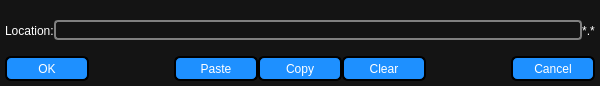
Old version of the form Baka MPlayer/windows/locationwindow.ui in the repository u8sand/Baka-MPlayer.
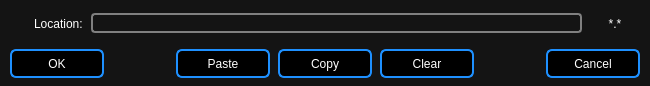
New version of the form. Icons and pictures are not drawn.

Commit message: locationwindow.ui: complete css theming

Patch:
```diff
--- a/Baka MPlayer/windows/locationwindow.ui
+++ b/Baka MPlayer/windows/locationwindow.ui
@@ -6,7 +6,7 @@
    <rect>
     <x>0</x>
     <y>0</y>
-    <width>600</width>
+    <width>650</width>
     <height>86</height>
    </rect>
   </property>
@@ -17,6 +17,7 @@
    <string notr="true">QWidget {
 	background: #141414;
 	color: white;
+	font: 14px &quot;Lucida Sans Unicode&quot;;
 }
 
 QLineEdit {
@@ -25,11 +26,12 @@
 }
 
 QPushButton {
-    background: dodgerblue;
+    background: black;
 	color: white;
-    border: 2px solid black;
+    border: 2px solid dodgerblue;
     border-radius: 6px;
-    min-width: 80px;
+    min-width: 90px;
+	min-height: 25px;
 }
 
 QPushButton:pressed {
@@ -40,22 +42,44 @@
   <widget class="QWidget" name="centralwidget">
    <layout class="QVBoxLayout" name="verticalLayout">
     <property name="spacing">
-     <number>0</number>
+     <number>10</number>
     </property>
     <property name="leftMargin">
-     <number>5</number>
+     <number>10</number>
     </property>
     <property name="topMargin">
-     <number>5</number>
+     <number>10</number>
     </property>
     <property name="rightMargin">
-     <number>5</number>
+     <number>10</number>
     </property>
     <property name="bottomMargin">
-     <number>5</number>
+     <number>10</number>
     </property>
     <item>
      <layout class="QHBoxLayout" name="horizontalLayout_2">
+      <property name="spacing">
+       <number>8</number>
+      </property>
+      <item>
+       <widget class="QLabel" name="validEntryLabel">
+        <property name="minimumSize">
+         <size>
+          <width>16</width>
+          <height>16</height>
+         </size>
+        </property>
+        <property name="pixmap">
+         <pixmap resource="../rsclist.qrc">:/img/not_exists.svg</pixmap>
+        </property>
+        <property name="alignment">
+         <set>Qt::AlignCenter</set>
+        </property>
+        <property name="margin">
+         <number>2</number>
+        </property>
+       </widget>
+      </item>
       <item>
        <widget class="QLabel" name="label">
         <property name="text">
@@ -68,6 +92,18 @@
       </item>
       <item>
        <widget class="QLabel" name="typeLabel">
+        <property name="sizePolicy">
+         <sizepolicy hsizetype="Minimum" vsizetype="Preferred">
+          <horstretch>0</horstretch>
+          <verstretch>0</verstretch>
+         </sizepolicy>
+        </property>
+        <property name="minimumSize">
+         <size>
+          <width>50</width>
+          <height>0</height>
+         </size>
+        </property>
         <property name="frameShape">
          <enum>QFrame::NoFrame</enum>
         </property>
@@ -83,6 +119,9 @@
     </item>
     <item>
      <layout class="QHBoxLayout" name="horizontalLayout">
+      <property name="spacing">
+       <number>8</number>
+      </property>
       <item>
        <widget class="QPushButton" name="okButton">
         <property name="sizePolicy">
```
Left out of the diff: 7 changed lines with no effect on the pictures. The commit also changes 5 other files.
